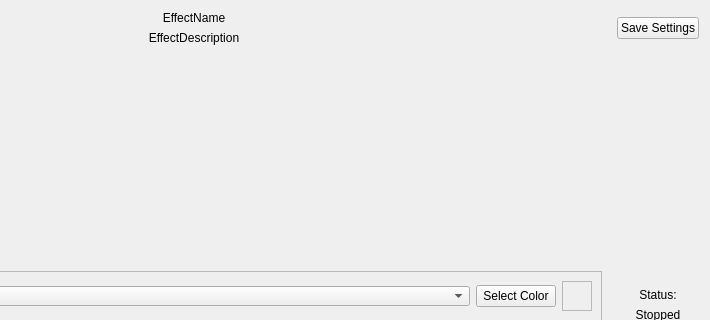
DLdota/OpenRGBEffectsPlugin, file OpenRGBEffectPage.ui: the form before one commit; both pictures show x 234 to 944 and y 0 to 320 of the 944 by 449 pixel window.
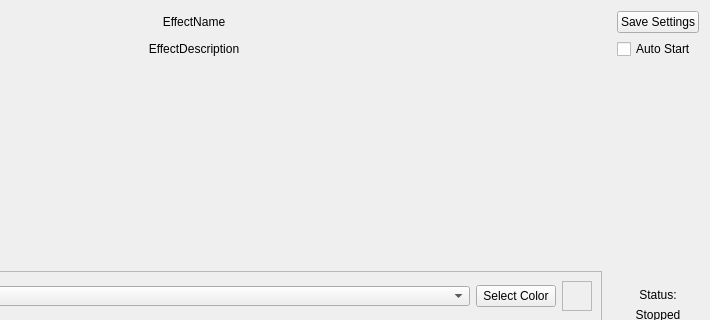
The form after the commit.

Diff of the .ui file:
```diff
--- a/OpenRGBEffectPage.ui
+++ b/OpenRGBEffectPage.ui
@@ -319,11 +319,22 @@
     </layout>
    </item>
    <item row="0" column="1">
-    <widget class="QPushButton" name="SaveSettings">
-     <property name="text">
-      <string>Save Settings</string>
-     </property>
-    </widget>
+    <layout class="QVBoxLayout" name="SettingLayout">
+     <item>
+      <widget class="QPushButton" name="SaveSettings">
+       <property name="text">
+        <string>Save Settings</string>
+       </property>
+      </widget>
+     </item>
+     <item>
+      <widget class="QCheckBox" name="AutoStart">
+       <property name="text">
+        <string>Auto Start</string>
+       </property>
+      </widget>
+     </item>
+    </layout>
    </item>
   </layout>
  </widget>
```
Left out of the diff: 54 changed lines with no effect on the pictures.
